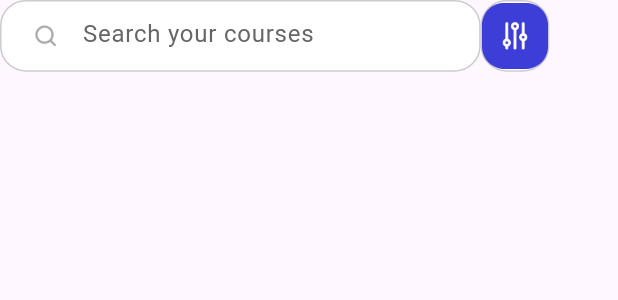
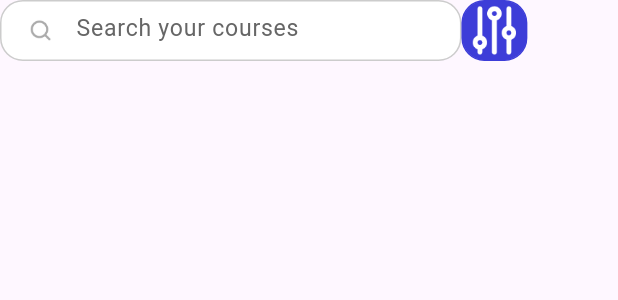
Before and after one commit to ArslanYousaf12/code-academy-app, a Flutter app: the HomePageSearchBox widget shown alone on an empty page, opened directly, on a phone screen of 412 x 824 dp. Shown: the top 300 px of the screen. Run offline on Flutter 3.47's test engine with Material 3 defaults, Android fonts, the light colour scheme and no system bars; our stand-ins replace cloud_firestore, dots_indicator, firebase_auth, firebase_core, flutter_bloc, flutter_screenutil and 2 more; accounts and stored records are empty; Roboto replaces fonts that are missing (Avenir).

Commit message:
Adjust layout and styling across multiple screens for improved UI consistency

```diff
--- a/lib/main.dart
+++ b/lib/main.dart
@@ -29,6 +29,7 @@ class MyApp extends StatelessWidget {
     return MultiBlocProvider(
       providers: [...AppPages.getAllBlocs(context)],
       child: ScreenUtilInit(
+        designSize: const Size(375, 812),
         builder: (context, child) {
           return MaterialApp(
             title: 'Code academy',
--- a/lib/screens/common_widget.dart
+++ b/lib/screens/common_widget.dart
@@ -29,7 +29,7 @@ AppBar buildAppBar(String type) {
 Widget buildThirdPartyLogin(BuildContext context) {
   return Container(
     margin: EdgeInsets.only(top: 40.h, bottom: 20.h),
-    padding: EdgeInsets.only(left: 25.w, right: 25.w),
+    padding: EdgeInsets.only(left: 50.w, right: 25.w),
     child: Row(
       mainAxisAlignment: MainAxisAlignment.spaceAround,
       children: [
--- a/lib/screens/home/widgets/home_page_search_box.dart
+++ b/lib/screens/home/widgets/home_page_search_box.dart
@@ -65,16 +65,17 @@ class HomePageSearchBox extends StatelessWidget {
             ],
           ),
         ),
+
         GestureDetector(
           child: Container(
             width: 40.w,
             height: 40.h,
             decoration: BoxDecoration(
-              color: AppColors.primaryBackground,
+              color: AppColors.primaryElement,
               borderRadius: BorderRadius.circular(15.r),
-              border: Border.all(color: AppColors.primaryFourElementText),
+              border: Border.all(color: AppColors.primaryElement),
             ),
-            child: Center(child: Image.asset("assets/icons/filter.png")),
+            child: Center(child: Image.asset("assets/icons/options.png")),
           ),
         ),
       ],
--- a/lib/screens/register/register.dart
+++ b/lib/screens/register/register.dart
@@ -38,7 +38,7 @@ class _RegisterState extends State<Register> {
                       ),
                     ),
                     Container(
-                      margin: EdgeInsets.only(top: 36.h),
+                      margin: EdgeInsets.only(top: 60.h),
                       padding: EdgeInsets.only(left: 25.w, right: 25.w),
                       child: Column(
                         crossAxisAlignment: CrossAxisAlignment.start,
--- a/lib/screens/sigin_in/sigin_in_screen.dart
+++ b/lib/screens/sigin_in/sigin_in_screen.dart
@@ -68,7 +68,9 @@ class _SiginInScreenState extends State<SiginInScreen> {
                         ],
                       ),
                     ),
+
                     forgotPassword(),
+                    SizedBox(height: 70.h),
                     buildLoginAndRegButton(
                       "Login",
                       "login",
```
